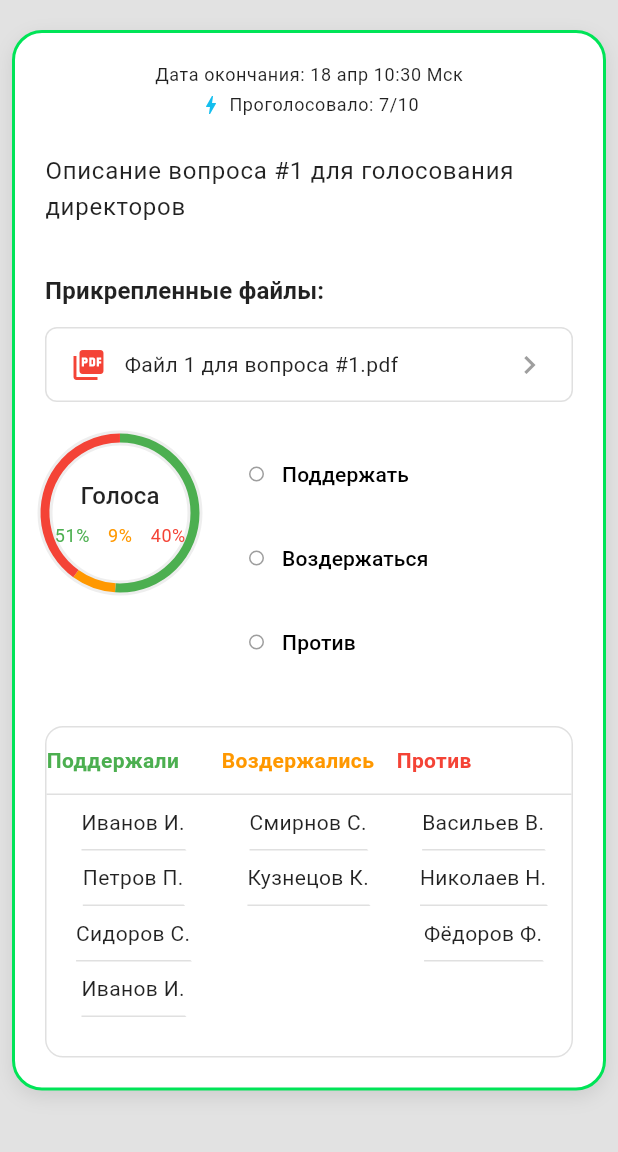
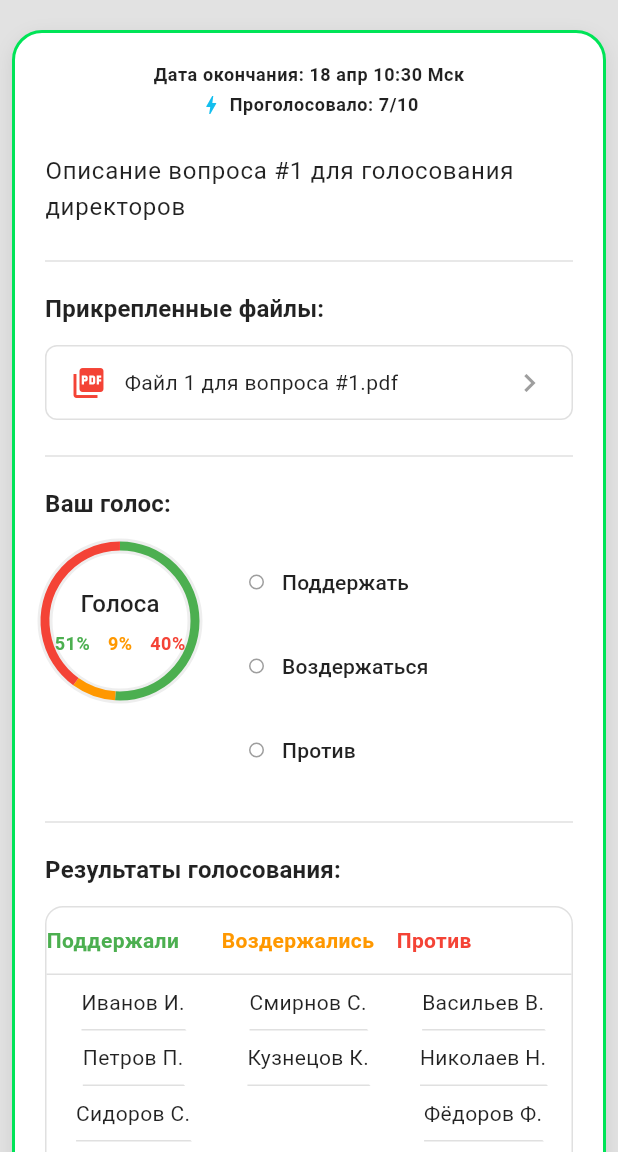
Before and after one commit to F1TU3S17/tns_voting_service_app, a Flutter app: the HistoryPage screen opened by its route, after a tap on an icon or button, on a phone screen of 412 x 824 dp, the part 84-1236 px from its top. Run offline on Flutter 3.47's test engine with Material 3 defaults, Android fonts, the phone set to English and light mode, and no system bars; our stand-ins replace flutter_secure_storage, hive_flutter; accounts and stored records are empty.

Commit message:
feat: добавление функциональности голосования и обновление интерфейса

```diff
--- a/lib/all_information/domain/model/info_screen_model.dart
+++ b/lib/all_information/domain/model/info_screen_model.dart
@@ -1,4 +1,5 @@
 import 'package:flutter/material.dart';
+import 'package:tns_voting_service_app/core/database/app_database.dart';
 import 'package:tns_voting_service_app/core/models/question_model.dart';
 import 'package:tns_voting_service_app/core/repository/repository_provider.dart';
 import 'package:tns_voting_service_app/core/repository/voting_repository.dart';
@@ -11,6 +12,9 @@ class InfoScreenModel extends ChangeNotifier {
   QuestionDetail? questionDetail;
   // ignore: prefer_typing_uninitialized_variables
   late final questionDate;
+
+  int? voteOptionId;
+
 
   InfoScreenModel(DateTime date) {
     questionDate = date;
@@ -27,7 +31,38 @@ class InfoScreenModel extends ChangeNotifier {
   Future<void> initQuestionDetail(String questionId) async {
     isLoading = true;
     questionDetail = (await repository.getQuestionDetails(questionId));
+    voteOptionId = await getVote(questionId);
     notifyListeners();
     isLoading = false;
   }
+
+  Future<int?> getVote(String questionId) async {
+    return await AppDatabase.getVote(questionId);
+  }
+
+  Future<void> saveVote(String questionId, int voteId) async {
+    await AppDatabase.saveVote(questionId, voteId);
+  }
+
+  Future<void> saveVoteOption(int voteId) async {
+    await saveVote(questionDetail!.id, voteId);
+    voteOptionId = voteId;
+    notifyListeners();
+  }
+
+  String? getVoteTextByVoteId(){
+    return _voteOptions[voteOptionId];
+  }
+
+  Future<String?> getVoteText(String questionId) async {
+    final voteId = await getVote(questionId);
+    return _voteOptions[voteId!];
+  }
+
+  static const Map<int?, String?> _voteOptions = {
+    0: 'Поддержать',
+    1: 'Воздержаться',
+    2: 'Против',
+    null: null,
+  };
 }
--- a/lib/all_information/presentation/screens/info_story_screen.dart
+++ b/lib/all_information/presentation/screens/info_story_screen.dart
@@ -9,7 +9,6 @@ import 'package:tns_voting_service_app/all_information/presentation/widgets/butt
 import 'package:tns_voting_service_app/all_information/presentation/widgets/color_for_grapf.dart';
 import 'package:tns_voting_service_app/all_information/presentation/widgets/prevue-part.dart';
 import 'package:tns_voting_service_app/core/global_widgets/gradient_appbar.dart';
-import 'package:tns_voting_service_app/core/utils/parse_date.dart';
 import 'package:tns_voting_service_app/theme/theme.dart';
 import 'package:url_launcher/url_launcher.dart';
 
@@ -23,6 +22,7 @@ class InfoStoryScreen extends StatefulWidget {
 
 class _InfoStoryScreenState extends State<InfoStoryScreen> {
   String? selectedOption;
+  int? selectedOptionId;
   List<String> supporters = [
     'Иванов И.',
     'Петров П.',
@@ -70,6 +70,16 @@ class _InfoStoryScreenState extends State<InfoStoryScreen> {
     final textTheme = theme.textTheme;
     final model = InfoScreenModelProvider.of(context)!.model;
 
+    // Определение цветов в зависимости от темы
+    final backgroundColor = isDark ? AppTheme.darkCardColor : theme.colorScheme.surface;
+    final borderColor = isDark ? theme.colorScheme.primaryContainer : theme.colorScheme.primary;
+    final cardColor = isDark ? AppTheme.darkCardColor : Colors.white;
+    final textColor = isDark ? AppTheme.darkTextColor : Colors.black87;
+    final dividerColor = isDark ? Colors.grey.shade800 : Colors.grey.shade300;
+
+    // Получаем текущее значение голосования из модели
+    selectedOption = model.getVoteTextByVoteId();
+
     if (isFirstBuild) {
       model.initQuestionDetail(widget.questionId);
       isFirstBuild = false;
@@ -94,17 +104,15 @@ class _InfoStoryScreenState extends State<InfoStoryScreen> {
             ),
             body: SingleChildScrollView(
               child: Padding(
-                padding: const EdgeInsets.only(left: 8, top: 20, right: 8),
+                padding: const EdgeInsets.only(left: 8, top: 20, right: 8, bottom: 16),
                 child: Container(
                   padding: const EdgeInsets.all(20),
                   alignment: Alignment.topCenter,
                   decoration: BoxDecoration(
-                    color: isDark
-                        ? AppTheme.darkCardColor
-                        : theme.colorScheme.surface,
+                    color: backgroundColor,
                     borderRadius: BorderRadius.circular(20),
                     border: Border.all(
-                      color: theme.colorScheme.primary,
+                      color: borderColor,
                       width: 2.0,
                     ),
                     boxShadow: [
@@ -120,7 +128,9 @@ class _InfoStoryScreenState extends State<InfoStoryScreen> {
                   child: Container(
                     constraints: const BoxConstraints(maxWidth: 600),
                     child: Column(
+                      crossAxisAlignment: CrossAxisAlignment.start,
                       children: [
+                        // Сохраняем использование PrevuePart компонента
                         PrevuePart(
                           context: context,
                           questionDate: model.questionDate!,
@@ -128,18 +138,18 @@ class _InfoStoryScreenState extends State<InfoStoryScreen> {
                           votersTotal: model.questionDetail?.votersTotal,
                           description: model.questionDetail?.description ?? '',
                         ),
-                        const SizedBox(height: 32),
+
+                        const SizedBox(height: 16),
+                        Divider(color: dividerColor, thickness: 1),
+                        const SizedBox(height: 12),
+
+                        // Секция с прикрепленными файлами
                         if (model.questionDetail!.files.isNotEmpty) ...[
-                          Align(
-                            alignment: Alignment.centerLeft,
-                            child: Text(
-                              'Прикрепленные файлы:',
-                              style: textTheme.titleMedium?.copyWith(
-                                fontWeight: FontWeight.bold,
-                                color: isDark
-                                    ? AppTheme.darkTextColor
-                                    : Colors.black87,
-                              ),
+                          Text(
+                            'Прикрепленные файлы:',
+                            style: textTheme.titleMedium?.copyWith(
+                              fontWeight: FontWeight.bold,
+                              color: textColor,
                             ),
                           ),
                           const SizedBox(height: 12),
@@ -153,21 +163,16 @@ class _InfoStoryScreenState extends State<InfoStoryScreen> {
                               final file = model.questionDetail!.files[index];
                               return InkWell(
                                 borderRadius: BorderRadius.circular(8),
-                                //onTap: () => _openPdf(file.path),
                                 child: Container(
                                   padding: const EdgeInsets.symmetric(
                                     vertical: 12,
                                     horizontal: 16,
                                   ),
                                   decoration: BoxDecoration(
-                                    color: isDark
-                                        ? AppTheme.darkCardColor
-                                        : Colors.white,
+                                    color: cardColor,
                                     borderRadius: BorderRadius.circular(8),
                                     border: Border.all(
-                                      color: isDark
-                                          ? Colors.grey.shade800
-                                          : Colors.grey.shade300,
+                                      color: dividerColor,
                                     ),
                                   ),
                                   child: Row(
@@ -184,9 +189,7 @@ class _InfoStoryScreenState extends State<InfoStoryScreen> {
                                         child: Text(
                                           file.name,
                                           style: textTheme.bodyMedium?.copyWith(
-                                            color: isDark
-                                                ? AppTheme.darkTextColor
-                                                : Colors.black87,
+                                            color: textColor,
                                           ),
                                           overflow: TextOverflow.ellipsis,
                                         ),
@@ -203,8 +206,22 @@ class _InfoStoryScreenState extends State<InfoStoryScreen> {
                               );
                             },
                           ),
-                          const SizedBox(height: 24),
+                          const SizedBox(height: 16),
+                          Divider(color: dividerColor, thickness: 1),
+                          const SizedBox(height: 12),
                         ],
+
+                        // Заголовок для секции голосования
+                        Text(
+                          'Ваш голос:',
+                          style: textTheme.titleMedium?.copyWith(
+                            fontWeight: FontWeight.bold,
+                            color: textColor,
+                          ),
+                        ),
+                        const SizedBox(height: 16),
+
+                        // Кнопки голосования и график
                         Row(
                           crossAxisAlignment: CrossAxisAlignment.start,
                           children: [
@@ -213,44 +230,65 @@ class _InfoStoryScreenState extends State<InfoStoryScreen> {
                               child: Column(
                                 children: [
                                   buildVoteButton(
+                                    theme: theme,
                                     label: 'Поддержать',
                                     color: Colors.green,
                                     isSelected: selectedOption == 'Поддержать',
-                                    onTap: () => setState(
-                                        () => selectedOption = 'Поддержать'),
+                                    onTap: () => setState(() {
+                                      selectedOption = 'Поддержать';
+                                      model.saveVoteOption(0);
+                                    }),
                                   ),
                                   const SizedBox(height: 8),
                                   buildVoteButton(
+                                    theme: theme,
                                     label: 'Воздержаться',
                                     color: Colors.orange,
                                     isSelected:
                                         selectedOption == 'Воздержаться',
-                                    onTap: () => setState(
-                                        () => selectedOption = 'Воздержаться'),
+                                    onTap: () => setState(() {
+                                      selectedOption = 'Воздержаться';
+                                      model.saveVoteOption(1);
+                                    }),
                                   ),
                                   const SizedBox(height: 8),
                                   buildVoteButton(
+                                    theme: theme,
                                     label: 'Против',
                                     color: Colors.red,
                                     isSelected: selectedOption == 'Против',
-                                    onTap: () => setState(
-                                        () => selectedOption = 'Против'),
+                                    onTap: () => setState(() {
+                                      selectedOption = 'Против';
+                                      model.saveVoteOption(2);
+                                    }),
                                   ),
                                 ],
                               ),
                             ),
                           ],
                         ),
-                        const SizedBox(height: 32),
+
+                        const SizedBox(height: 16),
+                        Divider(color: dividerColor, thickness: 1),
+                        const SizedBox(height: 12),
+
+                        // Заголовок для таблицы результатов
+                        Text(
+                          'Результаты голосования:',
+                          style: textTheme.titleMedium?.copyWith(
+                            fontWeight: FontWeight.bold,
+                            color: textColor,
+                          ),
+                        ),
+                        const SizedBox(height: 12),
+
+                        // Таблица с результатами голосования
                         Container(
                           decoration: BoxDecoration(
-                            color:
-                                isDark ? AppTheme.darkCardColor : Colors.white,
+                            color: cardColor,
                             borderRadius: BorderRadius.circular(12),
                             border: Border.all(
-                              color: isDark
-                                  ? Colors.grey.shade800
-                                  : Colors.grey.shade300,
+                              color: dividerColor,
                               width: 1,
                             ),
                           ),
@@ -260,9 +298,7 @@ class _InfoStoryScreenState extends State<InfoStoryScreen> {
                                 decoration: BoxDecoration(
                                   border: Border(
                                     bottom: BorderSide(
-                                      color: isDark
-                                          ? Colors.grey.shade800
-                                          : Colors.grey.shade300,
+                                      color: dividerColor,
                                       width: 1,
                                     ),
                                   ),
@@ -291,10 +327,10 @@ class _InfoStoryScreenState extends State<InfoStoryScreen> {
                                   ),
                                 ),
                               ),
-                              const SizedBox(height: 24),
                             ],
                           ),
                         ),
+                        const SizedBox(height: 8),
                       ],
                     ),
                   ),
--- a/lib/all_information/presentation/widgets/buttoms_golos.dart
+++ b/lib/all_information/presentation/widgets/buttoms_golos.dart
@@ -1,6 +1,7 @@
 import 'package:flutter/material.dart';
 
 Widget buildVoteButton({
+  required ThemeData theme,
   required String label,
   required Color color,
   required bool isSelected,
@@ -38,7 +39,7 @@ Widget buildVoteButton({
           Text(
             label,
             style: TextStyle(
-              color: isSelected ? color : Colors.black,
+              color: isSelected ? color : theme.colorScheme.onSurface,
               fontSize: 14,
             ),
           ),
--- a/lib/core/database/app_database.dart
+++ b/lib/core/database/app_database.dart
@@ -6,6 +6,7 @@ class AppDatabase {
 
   static const _tokenboxName = 'tokenBox';
   static const _boxName = 'appBox';
+  static const _boxVoites = 'votesBox';
   static const _tokenKey = 'token';
   static const _encryptionKey = 'encryptionKey';
 
@@ -32,10 +33,17 @@ class AppDatabase {
     }
   }
 
+  static Future<void> _initVotesBox() async {
+    if (!Hive.isBoxOpen(_boxVoites)) {
+      await Hive.openBox<int>(_boxVoites);
+    }
+  }
+
   static Future<void> init() async {
     await Hive.initFlutter();
     await _initAppBox();
     await _initTokenBox();
+    await _initVotesBox();
   }
 
   static Future<void> saveToken(String token) async {
@@ -72,4 +80,24 @@ class AppDatabase {
     await box.put('theme', isDarkTheme);
   }
 
+  static Future<void> saveVote(String questionId, int voiteId) async {
+    await _initVotesBox();
+    final box = Hive.box<int>(_boxVoites);
+    await box.put(questionId, voiteId);
+  }
+
+  static Future<int?> getVote(String questionId) async {
+    await _initVotesBox();
+    final box = Hive.box<int>(_boxVoites);
+    return box.get(questionId);
+  }
+
+  static Future<void> deleteVote(String questionId) async {
+    await _initVotesBox();
+    final box = Hive.box<int>(_boxVoites);
+    await box.delete(questionId);
+  }
+
+
+
 }
--- a/lib/core/repository/mock_voting_repository.dart
+++ b/lib/core/repository/mock_voting_repository.dart
@@ -59,7 +59,7 @@ class MockVotingRepository implements VotingRepository {
 
     // Создаем историю завершенных голосований
     for (int i = 1; i <= 3; i++) {
-      final String id = 'hist$i';
+      final String id = 'hist${i+3}';
       final List<FileInfo> files = [];
       final String fileId = '${id}_protocol';
       final String fileName = 'Протокол голосования #$i.pdf';
--- a/lib/theme/theme.dart
+++ b/lib/theme/theme.dart
@@ -103,7 +103,7 @@ abstract class AppTheme {
         ),
         bodySmall: TextStyle(
           fontSize: 12,
-          fontWeight: FontWeight.normal,
+          fontWeight: FontWeight.bold,
           color: Colors.black54,
         ),
         labelLarge: TextStyle(
```
Also changed, not shown: lib/all_information/presentation/screens/info_screen.dart (+148 -52 lines), lib/core/models/question_model.dart (+18 -0 lines).
